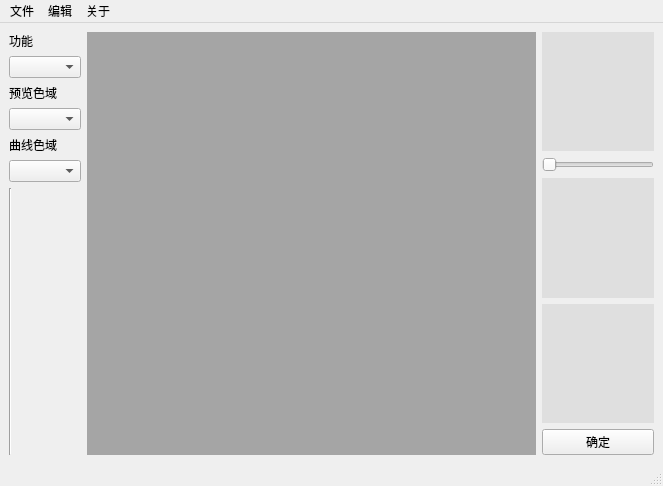
Qt form main.ui (Aragorn42/image_handle) before a commit.
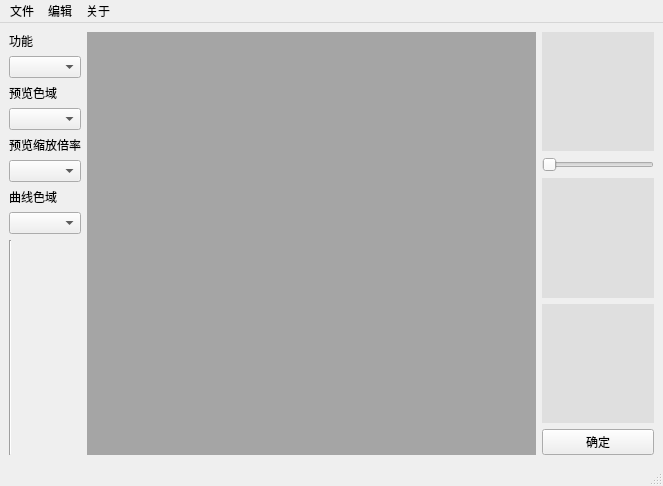
The same form after that commit. Custom widgets are drawn as their Qt base class.

```diff
--- a/main.ui
+++ b/main.ui
@@ -16,7 +16,7 @@
   <widget class="QWidget" name="centralwidget">
    <layout class="QHBoxLayout" name="horizontalLayout" stretch="0,12,3">
     <item>
-     <layout class="QVBoxLayout" name="verticalLayout_3" stretch="0,0,0,0,0,10">
+     <layout class="QVBoxLayout" name="verticalLayout_3" stretch="0,0,0,0,0,0,0,10">
       <item>
        <layout class="QVBoxLayout" name="verticalLayout_2">
         <item>
@@ -41,6 +41,16 @@
       <item>
        <widget class="QComboBox" name="cbox_prev_channel"/>
       </item>
+      <item>
+       <widget class="QLabel" name="label_4">
+        <property name="text">
+         <string>预览缩放倍率</string>
+        </property>
+       </widget>
+      </item>
+      <item>
+       <widget class="QComboBox" name="cbox_res"/>
+      </item>
       <item>
        <widget class="QLabel" name="label_3">
         <property name="text">
```
